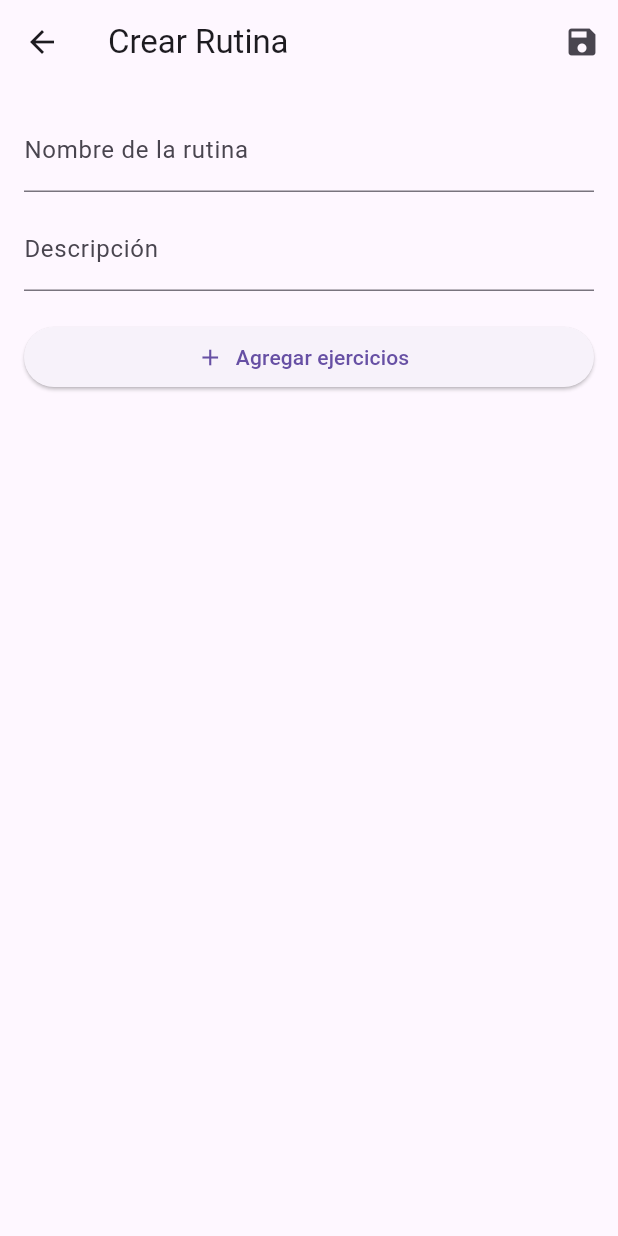
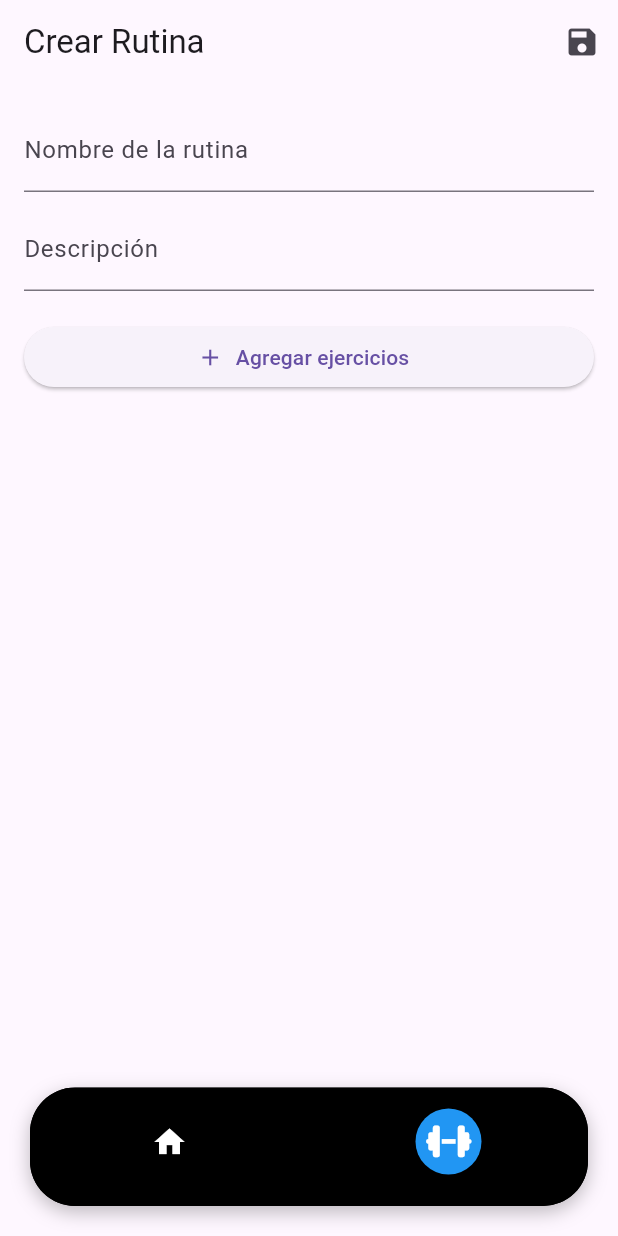
Before and after one commit to dinovillalobos/app_gym, a Flutter app: the screen it shows once a user with an empty profile is signed in, after a tap on the "add" icon, on a phone screen of 412 x 824 dp. Run offline on Flutter 3.47's test engine with Material 3 defaults, Android fonts, the phone set to English and light mode, and no system bars; our stand-ins replace cloud_firestore, firebase_auth, firebase_core, font_awesome_flutter; accounts and stored records are empty; network calls fail.

Commit message:
Correccion de errores de clase y diseño "final" de la Navigation Bar.

```diff
--- a/lib/main.dart
+++ b/lib/main.dart
@@ -1,3 +1,4 @@
+import 'package:app_gym_hibrido/navigation_bar.dart';
 import 'package:app_gym_hibrido/screens/home_screen.dart';
 import 'package:firebase_core/firebase_core.dart';
 import 'package:flutter/material.dart';
@@ -34,7 +35,7 @@ class MyApp extends StatelessWidget {
               body: Center(child: CircularProgressIndicator()),
              );
             } else if (snapshot.hasData) {
-              return const HomeScreen();
+              return const navigationBar(userId: '');
             } else {
               return const LoginScreen();
           }
--- a/lib/navigation_bar.dart
+++ b/lib/navigation_bar.dart
@@ -1,10 +1,11 @@
-import 'package:flutter/material.dart';
 import 'package:app_gym_hibrido/screens/home_screen.dart';
 import 'package:app_gym_hibrido/screens/crear_rutina_screen.dart';
 import 'package:font_awesome_flutter/font_awesome_flutter.dart';
+import 'package:flutter/material.dart';
 
 class navigationBar extends StatefulWidget {
-  const navigationBar({super.key});
+  final String userId;
+  const navigationBar({super.key, required this.userId});
 
   @override
   State<navigationBar> createState() => _navigationBarState();
@@ -20,13 +21,16 @@ class _navigationBarState extends State<navigationBar> {
 
       switch (_screenAct) {
         case 0:
-          _cuerpo = const HomeScreen();
+          _cuerpo = HomeScreen(title: "Inicio");
           break;
         case 1:
-          _cuerpo = const CrearRutinaScreen();
+          _cuerpo = CrearRutinaScreen(
+            title: "Rutinas",
+            userId: widget.userId,
+          );
           break;
         default:
-          _cuerpo = const HomeScreen();
+          _cuerpo = HomeScreen(title: "Inicio");
       }
     });
   }
@@ -34,44 +38,72 @@ class _navigationBarState extends State<navigationBar> {
   @override
   void initState() {
     super.initState();
-    _cuerpo = const HomeScreen();
+    _cuerpo = HomeScreen(title: "Inicio");
   }
 
   @override
   Widget build(BuildContext context) {
     return Scaffold(
-      backgroundColor: Colors.grey[900],
+      extendBody: true, // <-- Esto permite que el cuerpo se extienda detrás de la nav bar
+      backgroundColor: Colors.transparent,
       body: _cuerpo,
-      bottomNavigationBar: Container(
-        margin: const EdgeInsets.symmetric(horizontal: 20, vertical: 10),
+      bottomNavigationBar: Padding(
+        padding: const EdgeInsets.all(20.0),
+        child: Container(
           decoration: BoxDecoration(
+            color: Colors.black,
             borderRadius: BorderRadius.circular(30),
             boxShadow: [
               BoxShadow(
-              color: Colors.black.withOpacity(0.4),
-              spreadRadius: 1,
+                color: Colors.black26,
                 blurRadius: 10,
-              offset: const Offset(0, 2),
+                offset: Offset(0, 4),
               ),
             ],
           ),
           child: ClipRRect(
             borderRadius: BorderRadius.circular(30),
             child: BottomNavigationBar(
-            items: const [
-              BottomNavigationBarItem(icon: Icon(Icons.home), label: 'Inicio'),
-              BottomNavigationBarItem(icon: Icon(Icons.fitness_center), label: 'Rutinas'),
+              items: [
+                BottomNavigationBarItem(
+                  icon: Icon(Icons.home),
+                  activeIcon: Container(
+                    padding: EdgeInsets.all(10),
+                    decoration: BoxDecoration(
+                      color: Colors.blue,
+                      shape: BoxShape.circle,
+                    ),
+                    child: Icon(Icons.home, color: Colors.white),
+                  ),
+                  label: '',
+                ),
+                BottomNavigationBarItem(
+                  icon: FaIcon(FontAwesomeIcons.dumbbell),
+                  activeIcon: Container(
+                    padding: EdgeInsets.all(10),
+                    decoration: BoxDecoration(
+                      color: Colors.blue,
+                      shape: BoxShape.circle,
+                    ),
+                    child: FaIcon(FontAwesomeIcons.dumbbell, color: Colors.white),
+                  ),
+                  label: '',
+                ),
               ],
-            backgroundColor: Colors.black54,
+              backgroundColor: Colors.black,
               currentIndex: _screenAct,
-            selectedItemColor: Colors.blue,
-            unselectedItemColor: Colors.white70,
+              selectedItemColor: Colors.white,
+              unselectedItemColor: Colors.white,
+              showSelectedLabels: false,
+              showUnselectedLabels: false,
               onTap: _changeScreen,
               type: BottomNavigationBarType.fixed,
               elevation: 0,
             ),
           ),
         ),
+      ),
     );
   }
+
 }
--- a/lib/screens/crear_rutina_screen.dart
+++ b/lib/screens/crear_rutina_screen.dart
@@ -7,7 +7,7 @@ import 'home_screen.dart';
 import 'rutina_detail_screen.dart';
 
 class CrearRutinaScreen extends StatefulWidget {
-  const CrearRutinaScreen({Key? key}) : super(key: key);
+  const CrearRutinaScreen({Key? key, required String title, required String userId}) : super(key: key);
 
   @override
   State<CrearRutinaScreen> createState() => _CrearRutinaScreenState();
--- a/lib/screens/home_screen.dart
+++ b/lib/screens/home_screen.dart
@@ -8,7 +8,7 @@ import 'package:firebase_auth/firebase_auth.dart';
 import 'package:flutter/material.dart';
 
 class HomeScreen extends StatefulWidget {
-  const HomeScreen({Key? key}) : super(key: key);
+  const HomeScreen({Key? key, required String title}) : super(key: key);
 
   @override
   State<HomeScreen> createState() => _HomeScreenState();
@@ -97,7 +97,7 @@ class _HomeScreenState extends State<HomeScreen> {
                 Navigator.push(
                   context,
                   MaterialPageRoute(
-                    builder: (_) => const CrearRutinaScreen(),
+                    builder: (_) => const CrearRutinaScreen(title: '', userId: '',),
                   ),
                 ).then((_) => cargarDatosIniciales(userId));
               },
@@ -145,7 +145,7 @@ class _HomeScreenState extends State<HomeScreen> {
           Navigator.push(
             context,
             MaterialPageRoute(
-              builder: (_) => const CrearRutinaScreen(),
+              builder: (_) => const CrearRutinaScreen(title: '', userId: '',),
             ),
           ).then((_) => cargarDatosIniciales(userId));
         },
--- a/lib/screens/login_screen.dart
+++ b/lib/screens/login_screen.dart
@@ -35,7 +35,7 @@ class _LoginScreenState extends State<LoginScreen> {
 
       Navigator.pushReplacement(
         context,
-        MaterialPageRoute(builder: (_) => const navigationBar()),
+        MaterialPageRoute(builder: (_) => const navigationBar(userId: '',)),
       );
     } on FirebaseAuthException catch (e) {
       setState(() {
--- a/lib/screens/registro_screen.dart
+++ b/lib/screens/registro_screen.dart
@@ -100,7 +100,7 @@ class _RegistroScreenState extends State<RegistroScreen> {
                           if (user != null) {
                             Navigator.pushReplacement(
                               context,
-                              MaterialPageRoute(builder: (_) => const navigationBar()),
+                              MaterialPageRoute(builder: (_) => const navigationBar(userId: '',)),
                             );
                           }
                         } catch (e) {
```
Lines whose indentation alone changed are shown as unchanged.
